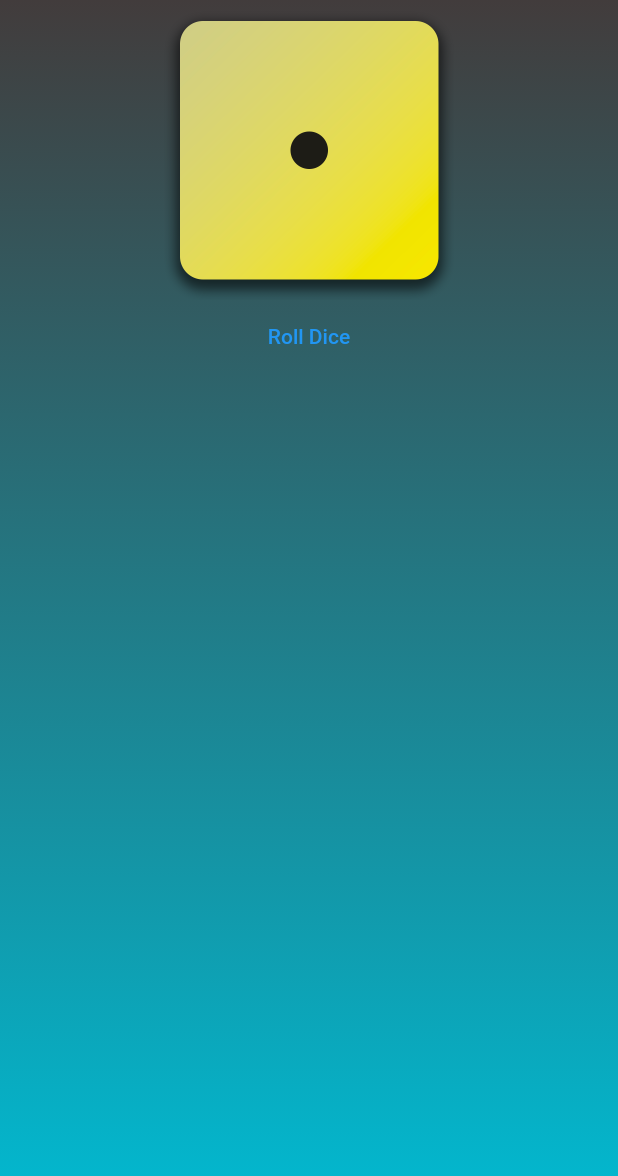
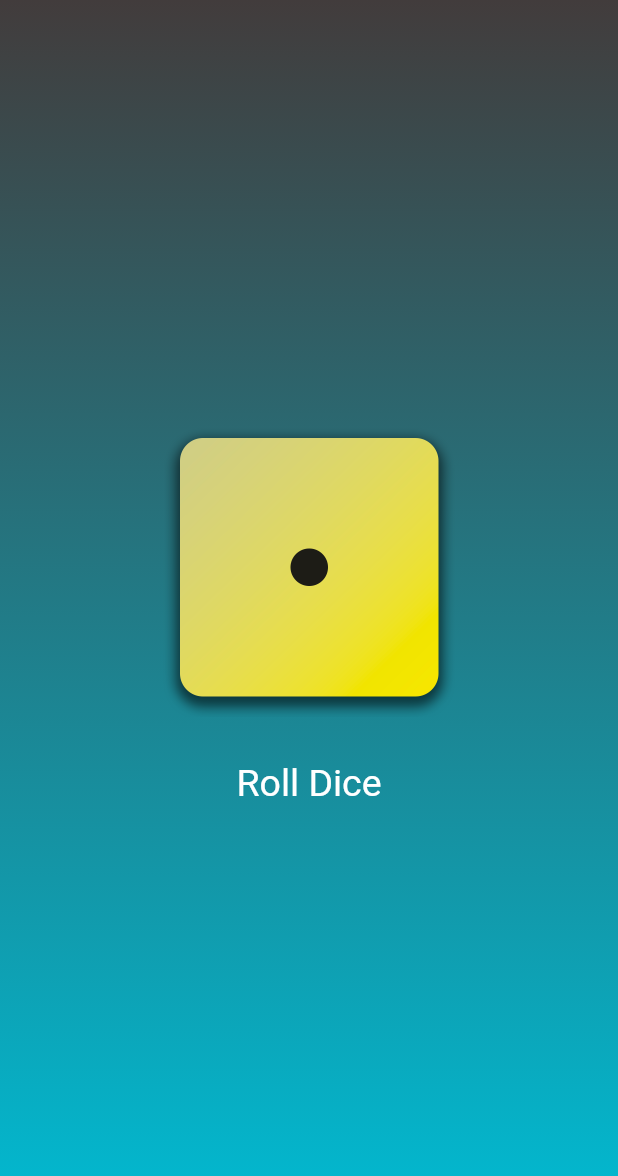
Before and after one commit to mishad01/Flutter-Project, a Flutter app: the screen it shows after launch, on a phone screen of 412 x 824 dp. Shown: the top 1176 px of the screen. Run offline on Flutter 3.47's test engine with Material 2 defaults, Android fonts, the phone set to English and light mode, and no system bars.

Commit message:
adding new file

```diff
--- a/roll_dice_app/lib/GradientContainer.dart
+++ b/roll_dice_app/lib/GradientContainer.dart
@@ -19,23 +19,27 @@ class gradientContainer extends StatelessWidget {
       ),
       child: Center(
         child: Column(
+          //Its by default takes all the vartical space
+          //So if wanna make it vartically centered we use this
+          mainAxisSize: MainAxisSize.min, //using this we centered it
           children: [
             //Here it will take a list of widget
             Image.asset(
               'assets/images/dice-1.png',
               width: 200,
             ),
-            //After that image we can use buttons
-            //Flutter supports 3 different buttons
-            //TextButton(onPressed: onPressed, child: child)     //Its a presseable text button where we can press on a text and there text will work as a button
-            //Here in onpressed we will use fuctions and in child we will use text('Hello') type of something
-            // Way 1: Here onPressed: (){}; So in first bracet it will be like function name test() {}..Inside the curly braces there will be any code or statatement that I wanna give
-            //Way 2 : onPressed:test,child: on up we can create test function and we can just give the name of function then
-            //ElevatedButton(onPressed: onPressed, child: child) //It has a background color and slight shadow
-            //OutlinedButton(onPressed: onPressed, child: child) //It's a button that has no background color but a border
+            const SizedBox(
+              height: 20,
+            ),
             TextButton(
               onPressed: rolldice,
-              child: Text('Roll Dice'),
+              style: TextButton.styleFrom(
+                //padding: const EdgeInsets.only(
+                //top: 20), //Padding is mainly giving space
+                foregroundColor: Colors.white,
+                textStyle: const TextStyle(fontSize: 25),
+              ),
+              child: const Text('Roll Dice'),
             )
           ],
         ),
```
Also changed, not shown: roll_dice_app/lib/Dice_roller.dart (added, +16 -0 lines).
